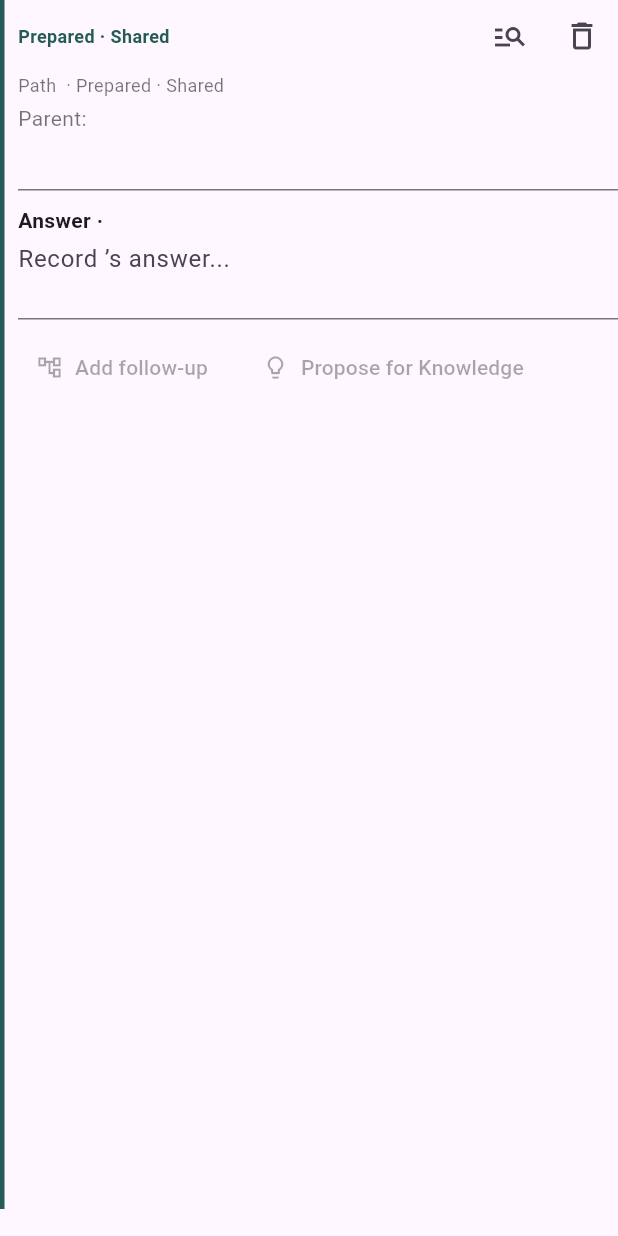
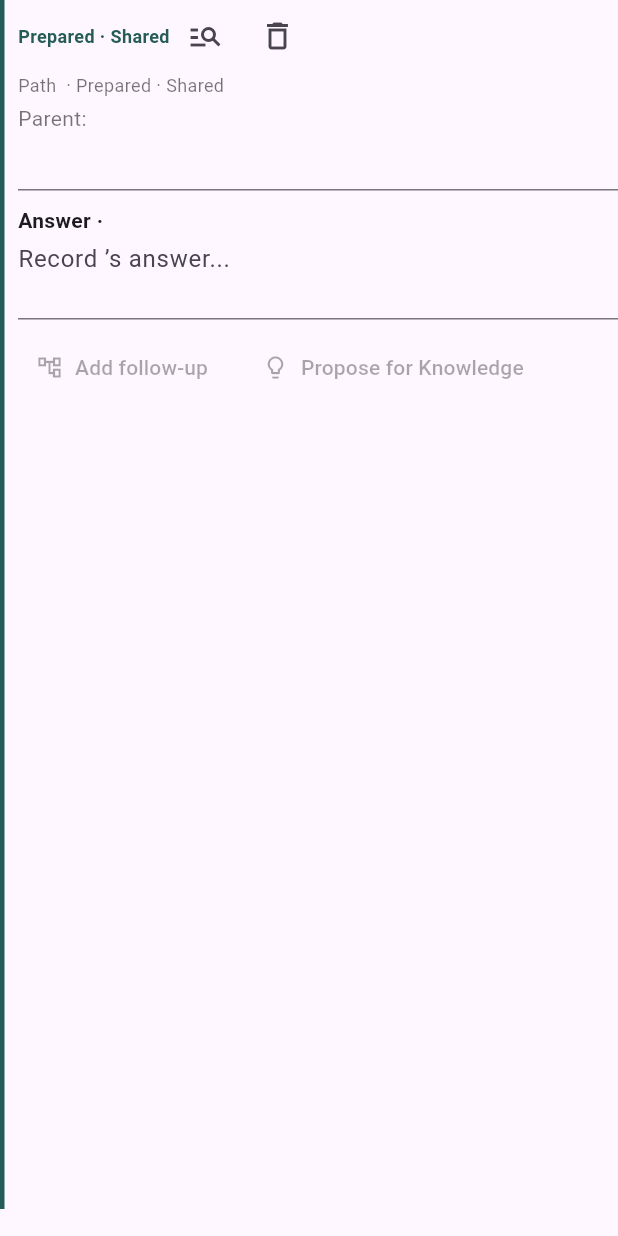
Before and after one commit to ManuelKismet/interaction-qa-flow, a Flutter app: the GuidedQuestionNode widget shown alone on an empty page, opened directly with empty values, on a phone screen of 412 x 824 dp. Run offline on Flutter 3.47's test engine with Material 3 defaults, Android fonts, the phone set to English and light mode, and no system bars; our stand-ins replace dio, firebase_auth, firebase_core, flutter_riverpod, go_router, web; missing offline and left inert: firebase_app_check; accounts and stored records are empty.

Commit message:
Fix deep layout overflow and lazy-list test harness
Co-authored-by: ManuelKismet <32266457+ManuelKismet@users.noreply.github.com>

```diff
--- a/apps/flutter_app/lib/features/guided/presentation/guided_session_page.dart
+++ b/apps/flutter_app/lib/features/guided/presentation/guided_session_page.dart
@@ -617,6 +617,7 @@ class GuidedFlowView extends StatelessWidget {
       append(question, depth: 0, path: [index + 1]);
     }
     return ListView(
+      key: const ValueKey('guided-flow-list'),
       padding: const EdgeInsets.fromLTRB(24, 20, 24, 60),
       children: [
         for (final visible in visibleQuestions)
@@ -716,7 +717,9 @@ class GuidedQuestionNode extends StatelessWidget {
             child: Column(
               crossAxisAlignment: CrossAxisAlignment.start,
               children: [
-                Row(
+                Wrap(
+                  alignment: WrapAlignment.spaceBetween,
+                  crossAxisAlignment: WrapCrossAlignment.center,
                   children: [
                     Text(
                       label,
@@ -726,7 +729,6 @@ class GuidedQuestionNode extends StatelessWidget {
                         fontSize: 12,
                       ),
                     ),
-                    const Spacer(),
                     IconButton(
                       tooltip: 'Check Knowledge',
                       icon: const Icon(Icons.manage_search_outlined),
@@ -961,6 +963,7 @@ class GuidedReportView extends StatelessWidget {
       append(question, depth: 0, path: [index + 1]);
     }
     return ListView(
+      key: const ValueKey('guided-report-list'),
       padding: const EdgeInsets.all(32),
       children: [
         Text(session.title, style: Theme.of(context).textTheme.headlineMedium),
```
Also changed, not shown: 1 other file.
